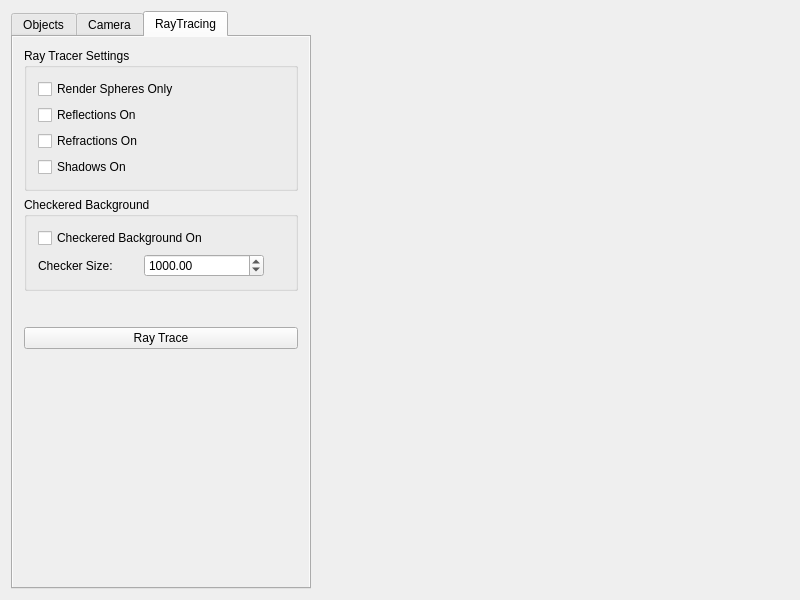
Old version of the form mainwindow.ui in the repository tompitkin/RayTracer.
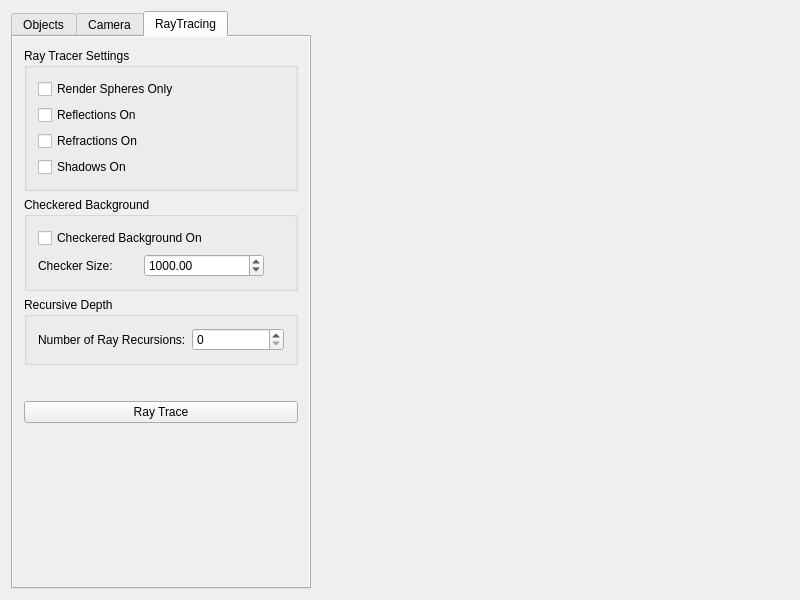
New version of the form. The open tabs and pages were chosen to show the change. Custom widgets are drawn as their Qt base class.

Commit message: Buttons now turn toggle reflection, refraction, and shadows. Refraction still does not work. Also added input to change amount of recursive rays. Per-polygon raytracing works but still has a shading bug.

What changed in the file:
```diff
--- a/mainwindow.ui
+++ b/mainwindow.ui
@@ -398,6 +398,25 @@
               </layout>
              </widget>
             </item>
+            <item>
+             <widget class="QGroupBox" name="groupBox_2">
+              <property name="title">
+               <string>Recursive Depth</string>
+              </property>
+              <layout class="QGridLayout" name="gridLayout">
+               <item row="0" column="0">
+                <widget class="QLabel" name="label_3">
+                 <property name="text">
+                  <string>Number of Ray Recursions:</string>
+                 </property>
+                </widget>
+               </item>
+               <item row="0" column="1">
+                <widget class="QSpinBox" name="spinBox"/>
+               </item>
+              </layout>
+             </widget>
+            </item>
             <item>
              <spacer name="verticalSpacer_2">
               <property name="orientation">
```
The commit also changes 6 other files.
